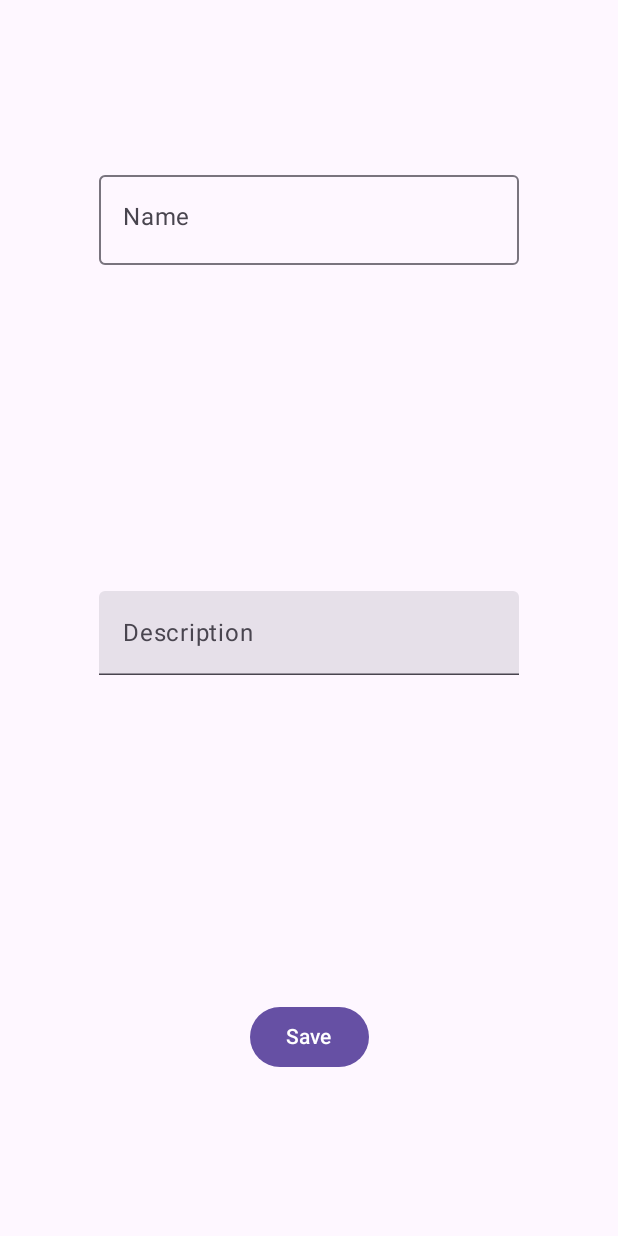
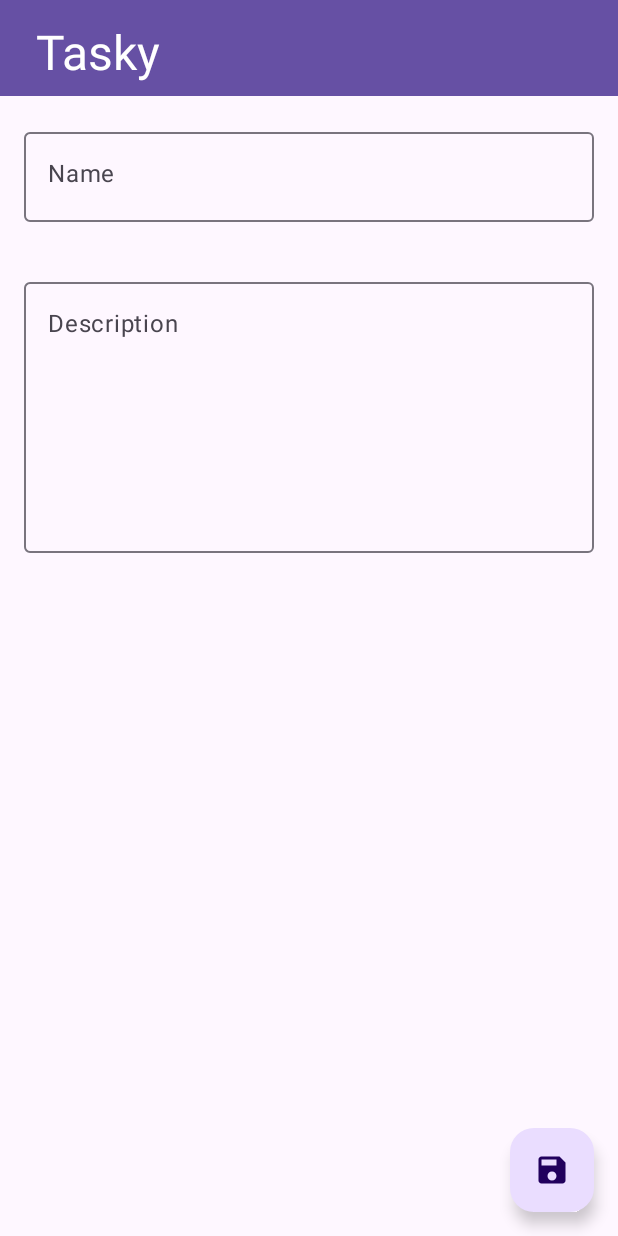
Before and after one commit to ryannmahajan/tasky, an Android app built with Jetpack Compose: the detail screen opened through its navigation route, on a phone screen of 412 x 824 dp. Run offline under Robolectric (Android 15) with nearby library versions, the phone set to English and light mode, and no system bars; our stand-ins replace Room's generated code.

Commit message:
Added design touches

```diff
--- a/app/src/main/java/com/ryannm/tasky/presentation/MainScreen.kt
+++ b/app/src/main/java/com/ryannm/tasky/presentation/MainScreen.kt
@@ -11,6 +11,7 @@ import com.ryannm.tasky.presentation.list.ListScreen
 @Composable
 fun MainScreen() {
     val navController = rememberNavController()
+
     NavHost(navController = navController,
         startDestination = ListScreen.route) {
         composable(ListScreen.route) {
--- a/app/src/main/java/com/ryannm/tasky/presentation/detail/DetailScreen.kt
+++ b/app/src/main/java/com/ryannm/tasky/presentation/detail/DetailScreen.kt
@@ -1,23 +1,32 @@
-@file:OptIn(ExperimentalMaterial3Api::class)
+@file:OptIn(ExperimentalMaterial3Api::class, ExperimentalMaterial3Api::class)
 
 package com.ryannm.tasky.presentation.detail
 
 import androidx.compose.foundation.layout.Arrangement
 import androidx.compose.foundation.layout.Column
+import androidx.compose.foundation.layout.fillMaxHeight
 import androidx.compose.foundation.layout.fillMaxSize
-import androidx.compose.material3.Button
+import androidx.compose.foundation.layout.fillMaxWidth
+import androidx.compose.foundation.layout.padding
 import androidx.compose.material3.ExperimentalMaterial3Api
+import androidx.compose.material3.FabPosition
+import androidx.compose.material3.FloatingActionButton
+import androidx.compose.material3.Icon
 import androidx.compose.material3.MaterialTheme
 import androidx.compose.material3.OutlinedTextField
+import androidx.compose.material3.Scaffold
 import androidx.compose.material3.Text
-import androidx.compose.material3.TextField
+import androidx.compose.material3.TopAppBar
+import androidx.compose.material3.TopAppBarDefaults
 import androidx.compose.runtime.Composable
 import androidx.compose.runtime.LaunchedEffect
 import androidx.compose.runtime.getValue
 import androidx.compose.ui.Alignment
 import androidx.compose.ui.Modifier
+import androidx.compose.ui.res.painterResource
 import androidx.compose.ui.res.stringResource
 import androidx.compose.ui.tooling.preview.Preview
+import androidx.compose.ui.unit.dp
 import androidx.lifecycle.compose.collectAsStateWithLifecycle
 import androidx.lifecycle.viewmodel.compose.viewModel
 import androidx.navigation.NavType
@@ -49,21 +58,42 @@ object DetailScreen {
             if (goBack) goToListScreen()
         }
 
+        Scaffold (
+            topBar = {
+                    TopAppBar(title = {
+                        Text(
+                            stringResource(R.string.app_name),
+                            modifier = Modifier.padding(start = 8.dp, top = 8.dp),
+                            style = MaterialTheme.typography.headlineLarge.copy(
+                            ))
+
+                    }, colors =  TopAppBarDefaults.mediumTopAppBarColors(
+                        containerColor = MaterialTheme.colorScheme.primary,
+                        titleContentColor = MaterialTheme.colorScheme.onPrimary
+                    ))
+            },
+            floatingActionButton = {
+                FloatingActionButton(onClick = detailVM::onSave ) {
+                    Icon(painterResource(R.drawable.baseline_save_24), stringResource(R.string.save_button))
+                }
+            },
+            floatingActionButtonPosition = FabPosition.End
+        ) { padding ->
             Column (
-            modifier = Modifier.fillMaxSize(),
+                modifier = Modifier.padding(padding).fillMaxSize(),
                 horizontalAlignment = Alignment.CenterHorizontally,
-            verticalArrangement = Arrangement.SpaceAround
+                verticalArrangement = Arrangement.Top
             ) {
                 OutlinedTextField(value = task.title,
                     onValueChange = detailVM::onTitleChange,
                     textStyle = MaterialTheme.typography.titleLarge,
+                    modifier = Modifier.fillMaxWidth().padding(16.dp),
                     label = {Text(stringResource(R.string.title))})
-            TextField(value = task.description,
+                OutlinedTextField(value = task.description,
                     onValueChange = detailVM::onDescriptionChange,
                     textStyle = MaterialTheme.typography.bodyLarge,
+                    modifier = Modifier.fillMaxWidth().padding(16.dp).fillMaxHeight(0.3f),
                     label = {Text(stringResource(R.string.description))})
-            Button(onClick = detailVM::onSave ) {
-                Text("Save")
             }
         }
     }
--- a/app/src/main/java/com/ryannm/tasky/presentation/detail/DetailVM.kt
+++ b/app/src/main/java/com/ryannm/tasky/presentation/detail/DetailVM.kt
@@ -12,7 +12,7 @@ import kotlinx.coroutines.launch
 
 private const val TAG = "DetailVM"
 class DetailVM(
-    savedStateHandle: SavedStateHandle
+    private val savedStateHandle: SavedStateHandle
 ):ViewModel() {
     private val _task = MutableStateFlow(Task())
     val task = _task.asStateFlow()
@@ -40,8 +40,13 @@ class DetailVM(
     }
 
     fun onSave() {
+        val id = ((savedStateHandle.get(DetailScreen.taskId) as Int?))
         viewModelScope.launch {
-            TaskDatabase.getDao().insert(task.value)
+            if (id==null || id==0) {
+                TaskDatabase.getDao().insert(task.value)
+            } else {
+                TaskDatabase.getDao().update(task.value)
+            }
             Log.d(TAG, "Saved ${task.value}")
             _goBack.value = true
         }
--- /dev/null
+++ b/app/src/main/res/drawable/baseline_add_24.xml
@@ -0,0 +1,5 @@
+<vector android:height="24dp" android:tint="#000000"
+    android:viewportHeight="24" android:viewportWidth="24"
+    android:width="24dp" xmlns:android="http://schemas.android.com/apk/res/android">
+    <path android:fillColor="@android:color/white" android:pathData="M19,13h-6v6h-2v-6H5v-2h6V5h2v6h6v2z"/>
+</vector>
--- /dev/null
+++ b/app/src/main/res/drawable/baseline_check_24.xml
@@ -0,0 +1,5 @@
+<vector android:height="24dp" android:tint="#000000"
+    android:viewportHeight="24" android:viewportWidth="24"
+    android:width="24dp" xmlns:android="http://schemas.android.com/apk/res/android">
+    <path android:fillColor="@android:color/white" android:pathData="M9,16.17L4.83,12l-1.42,1.41L9,19 21,7l-1.41,-1.41z"/>
+</vector>
--- /dev/null
+++ b/app/src/main/res/drawable/baseline_save_24.xml
@@ -0,0 +1,5 @@
+<vector android:height="24dp" android:tint="#000000"
+    android:viewportHeight="24" android:viewportWidth="24"
+    android:width="24dp" xmlns:android="http://schemas.android.com/apk/res/android">
+    <path android:fillColor="@android:color/white" android:pathData="M17,3L5,3c-1.11,0 -2,0.9 -2,2v14c0,1.1 0.89,2 2,2h14c1.1,0 2,-0.9 2,-2L21,7l-4,-4zM12,19c-1.66,0 -3,-1.34 -3,-3s1.34,-3 3,-3 3,1.34 3,3 -1.34,3 -3,3zM15,9L5,9L5,5h10v4z"/>
+</vector>
--- a/app/src/main/res/values/strings.xml
+++ b/app/src/main/res/values/strings.xml
@@ -2,4 +2,6 @@
     <string name="app_name">Tasky</string>
     <string name="title">Name</string>
     <string name="description">Description</string>
+    <string name="add_button">Add Button</string>
+    <string name="save_button">Save Button</string>
 </resources>
```
Also changed, not shown: app/src/main/java/com/ryannm/tasky/presentation/list/ListScreen.kt (+54 -4 lines). Lines whose indentation alone changed are shown as unchanged.
